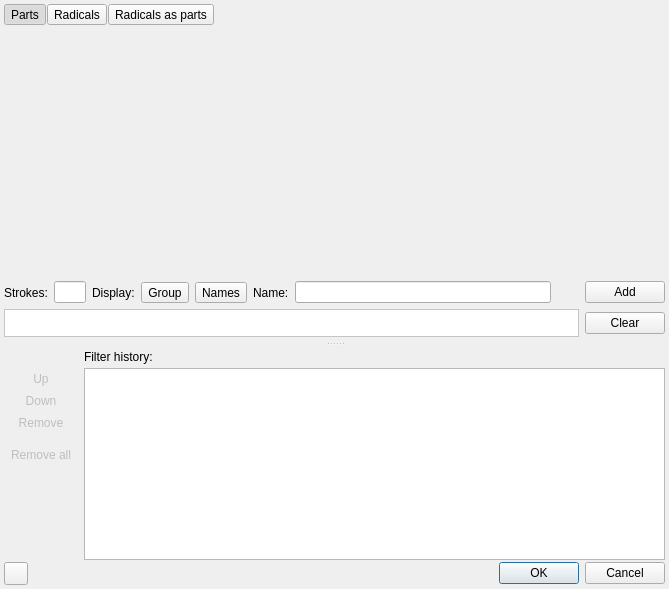
z1dev/zkanji, file radform.ui: the form before one commit.
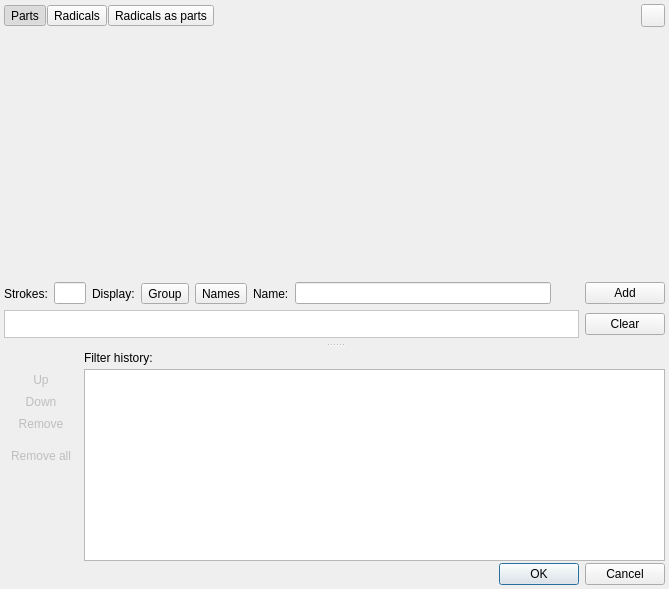
The form after the commit. Icons and pictures are not drawn. Custom widgets are drawn as their Qt base class.

```diff
--- a/radform.ui
+++ b/radform.ui
@@ -161,6 +161,13 @@
              </property>
             </spacer>
            </item>
+           <item>
+            <widget class="QToolButton" name="prevSelButton">
+             <property name="text">
+              <string notr="true"/>
+             </property>
+            </widget>
+           </item>
           </layout>
          </widget>
         </item>
@@ -648,13 +655,6 @@
        <property name="bottomMargin">
         <number>0</number>
        </property>
-       <item>
-        <widget class="QToolButton" name="prevSelButton">
-         <property name="text">
-          <string notr="true"/>
-         </property>
-        </widget>
-       </item>
        <item>
         <widget class="QDialogButtonBox" name="dialogButtons">
          <property name="standardButtons">
@@ -669,16 +669,16 @@
   </widget>
  </widget>
  <customwidgets>
-  <customwidget>
-   <class>ZLineEdit</class>
-   <extends>QLineEdit</extends>
-   <header>zlineedit.h</header>
-  </customwidget>
   <customwidget>
    <class>ZKanaLineEdit</class>
    <extends>QLineEdit</extends>
    <header>zkanalineedit.h</header>
   </customwidget>
+  <customwidget>
+   <class>ZLineEdit</class>
+   <extends>QLineEdit</extends>
+   <header>zlineedit.h</header>
+  </customwidget>
   <customwidget>
    <class>ZRadicalGrid</class>
    <extends>QWidget</extends>
```
Left out of the diff: 1 changed line with no effect on the pictures.
